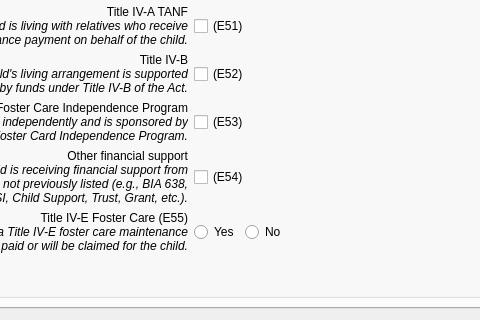
Qt form ui/ui_childform.ui (zstamper/AFCARS-AXE) before a commit; both pictures show x 129 to 609 and y 494 to 814 of the 1169 by 814 pixel window.
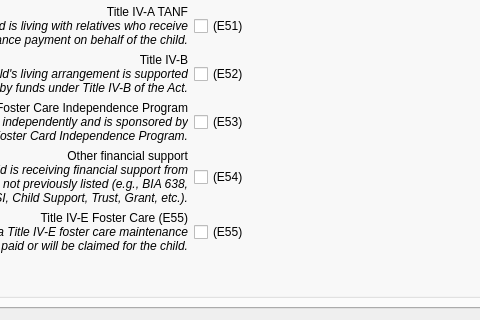
The same form after that commit. The open tabs and pages were chosen to show the change.

Diff of the .ui file:
```diff
--- a/ui/ui_childform.ui
+++ b/ui/ui_childform.ui
@@ -2823,23 +2823,10 @@
                   <number>0</number>
                  </property>
                  <item>
-                  <widget class="QRadioButton" name="e55_y">
+                  <widget class="QCheckBox" name="e55">
                    <property name="text">
-                    <string>Yes</string>
+                    <string>(E55)</string>
                    </property>
-                   <attribute name="buttonGroup">
-                    <string notr="true">e55</string>
-                   </attribute>
-                  </widget>
-                 </item>
-                 <item>
-                  <widget class="QRadioButton" name="e55_n">
-                   <property name="text">
-                    <string>No</string>
-                   </property>
-                   <attribute name="buttonGroup">
-                    <string notr="true">e55</string>
-                   </attribute>
                   </widget>
                  </item>
                  <item>
```
Left out of the diff: 23 changed lines with no effect on the pictures.
